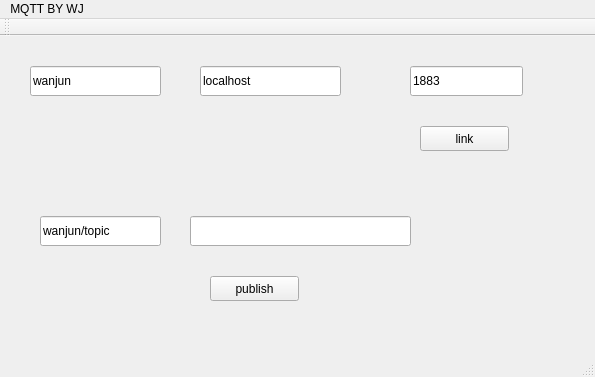
This is mainwindow.ui in WanJunCode/MosiquittoClientQT as Qt 5 draws it before an edit. The edited form follows.
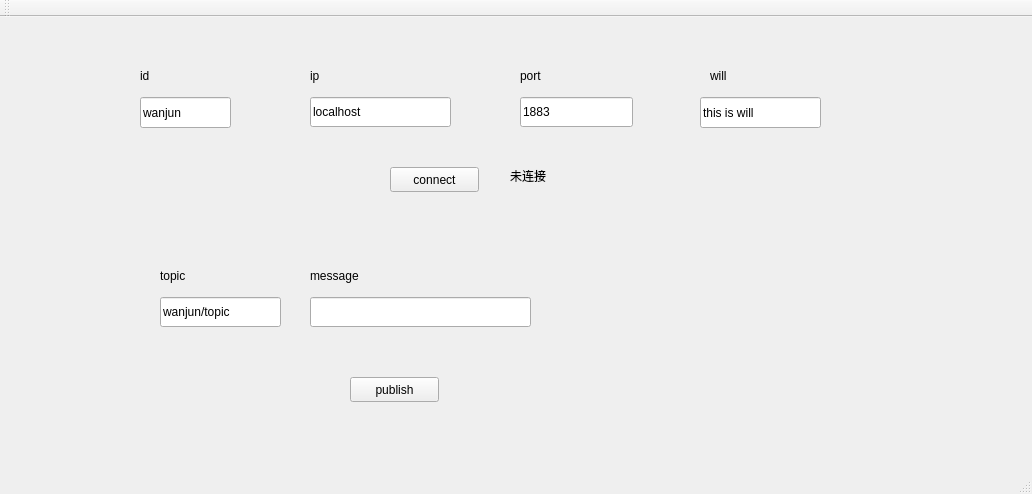
This is the edited form.

Diff of the .ui file:
```diff
--- a/mainwindow.ui
+++ b/mainwindow.ui
@@ -6,8 +6,8 @@
    <rect>
     <x>0</x>
     <y>0</y>
-    <width>595</width>
-    <height>377</height>
+    <width>1032</width>
+    <height>494</height>
    </rect>
   </property>
   <property name="windowTitle">
@@ -17,8 +17,8 @@
    <widget class="QPushButton" name="pushButton">
     <property name="geometry">
      <rect>
-      <x>210</x>
-      <y>240</y>
+      <x>350</x>
+      <y>360</y>
       <width>89</width>
       <height>25</height>
      </rect>
@@ -30,8 +30,8 @@
    <widget class="QLineEdit" name="messageLine">
     <property name="geometry">
      <rect>
-      <x>190</x>
-      <y>180</y>
+      <x>310</x>
+      <y>280</y>
       <width>221</width>
       <height>30</height>
      </rect>
@@ -40,8 +40,8 @@
    <widget class="QLineEdit" name="ipAddress">
     <property name="geometry">
      <rect>
-      <x>200</x>
-      <y>30</y>
+      <x>310</x>
+      <y>80</y>
       <width>141</width>
       <height>30</height>
      </rect>
@@ -53,8 +53,8 @@
    <widget class="QLineEdit" name="portLine">
     <property name="geometry">
      <rect>
-      <x>410</x>
-      <y>30</y>
+      <x>520</x>
+      <y>80</y>
       <width>113</width>
       <height>30</height>
      </rect>
@@ -66,23 +66,23 @@
    <widget class="QPushButton" name="linkButton">
     <property name="geometry">
      <rect>
-      <x>420</x>
-      <y>90</y>
+      <x>390</x>
+      <y>150</y>
       <width>89</width>
       <height>25</height>
      </rect>
     </property>
     <property name="text">
-     <string>link</string>
+     <string>connect</string>
     </property>
    </widget>
    <widget class="QLineEdit" name="idLine">
     <property name="geometry">
      <rect>
-      <x>30</x>
-      <y>30</y>
-      <width>131</width>
-      <height>30</height>
+      <x>140</x>
+      <y>80</y>
+      <width>91</width>
+      <height>31</height>
      </rect>
     </property>
     <property name="text">
@@ -92,8 +92,8 @@
    <widget class="QLineEdit" name="topicLine">
     <property name="geometry">
      <rect>
-      <x>40</x>
-      <y>180</y>
+      <x>160</x>
+      <y>280</y>
       <width>121</width>
       <height>30</height>
      </rect>
@@ -102,22 +102,120 @@
      <string>wanjun/topic</string>
     </property>
    </widget>
+   <widget class="QLabel" name="label">
+    <property name="geometry">
+     <rect>
+      <x>140</x>
+      <y>50</y>
+      <width>67</width>
+      <height>17</height>
+     </rect>
+    </property>
+    <property name="text">
+     <string>id</string>
+    </property>
+   </widget>
+   <widget class="QLabel" name="label_2">
+    <property name="geometry">
+     <rect>
+      <x>310</x>
+      <y>50</y>
+      <width>67</width>
+      <height>17</height>
+     </rect>
+    </property>
+    <property name="text">
+     <string>ip</string>
+    </property>
+   </widget>
+   <widget class="QLabel" name="label_3">
+    <property name="geometry">
+     <rect>
+      <x>520</x>
+      <y>50</y>
+      <width>67</width>
+      <height>17</height>
+     </rect>
+    </property>
+    <property name="text">
+     <string>port</string>
+    </property>
+   </widget>
+   <widget class="QLabel" name="label_4">
+    <property name="geometry">
+     <rect>
+      <x>160</x>
+      <y>250</y>
+      <width>67</width>
+      <height>17</height>
+     </rect>
+    </property>
+    <property name="text">
+     <string>topic</string>
+    </property>
+   </widget>
+   <widget class="QLabel" name="label_5">
+    <property name="geometry">
+     <rect>
+      <x>310</x>
+      <y>250</y>
+      <width>67</width>
+      <height>17</height>
+     </rect>
+    </property>
+    <property name="text">
+     <string>message</string>
+    </property>
+   </widget>
+   <widget class="QLabel" name="statusLable">
+    <property name="geometry">
+     <rect>
+      <x>510</x>
+      <y>150</y>
+      <width>67</width>
+      <height>17</height>
+     </rect>
+    </property>
+    <property name="text">
+     <string>未连接</string>
+    </property>
+   </widget>
+   <widget class="QLineEdit" name="willLine">
+    <property name="geometry">
+     <rect>
+      <x>700</x>
+      <y>80</y>
+      <width>121</width>
+      <height>31</height>
+     </rect>
+    </property>
+    <property name="text">
+     <string>this is will</string>
+    </property>
+   </widget>
+   <widget class="QLabel" name="label_6">
+    <property name="geometry">
+     <rect>
+      <x>710</x>
+      <y>50</y>
+      <width>67</width>
+      <height>17</height>
+     </rect>
+    </property>
+    <property name="text">
+     <string>will</string>
+    </property>
+   </widget>
   </widget>
   <widget class="QMenuBar" name="menuBar">
    <property name="geometry">
     <rect>
      <x>0</x>
      <y>0</y>
-     <width>595</width>
+     <width>1032</width>
      <height>22</height>
     </rect>
    </property>
-   <widget class="QMenu" name="menuMQTT_BY_WJ">
-    <property name="title">
-     <string>MQTT BY WJ</string>
-    </property>
-   </widget>
-   <addaction name="menuMQTT_BY_WJ"/>
   </widget>
   <widget class="QToolBar" name="mainToolBar">
    <attribute name="toolBarArea">
```
